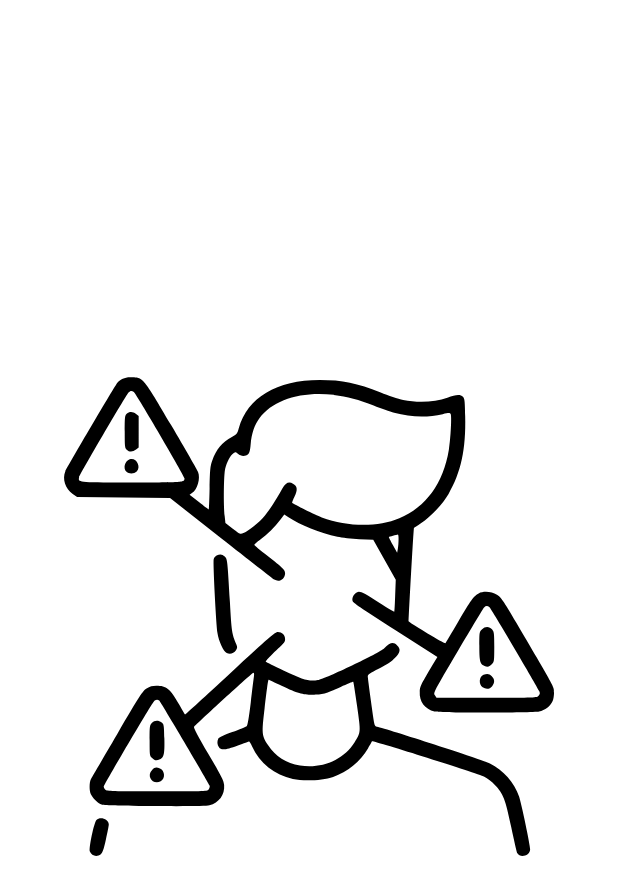
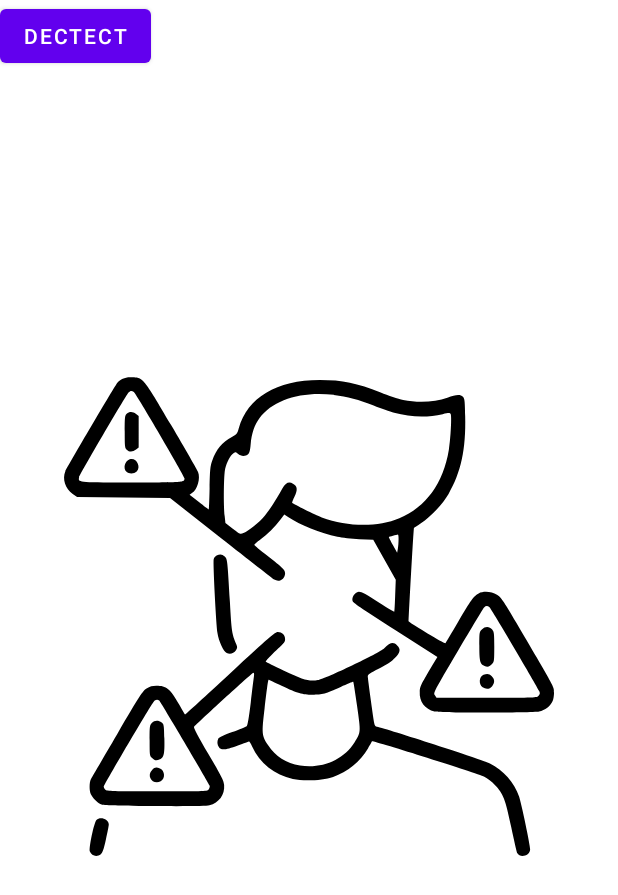
Before and after one commit to Oski665/Deepfake, an Android app: the layout activity_image_processing.xml on its own in the app's theme, with its tools: preview values and no code run, on a phone screen of 412 x 824 dp. Shown: the top 895 px of the screen. Run offline under Robolectric (Android 15) with nearby library versions, the phone set to English and light mode, and no system bars.

Commit message:
Image processing + new activity

```diff
--- a/app/build.gradle
+++ b/app/build.gradle
@@ -36,6 +36,7 @@ dependencies {
 
     implementation 'de.hdodenhof:circleimageview:3.1.0'
     implementation 'com.getbase:floatingactionbutton:1.10.1'
+    implementation project(path: ':openCV')
 
     testImplementation 'junit:junit:4.13.2'
     androidTestImplementation 'androidx.test.ext:junit:1.1.3'
--- a/app/src/main/res/layout/activity_image_processing.xml
+++ b/app/src/main/res/layout/activity_image_processing.xml
@@ -4,11 +4,31 @@
     xmlns:tools="http://schemas.android.com/tools"
     android:layout_width="match_parent"
     android:layout_height="match_parent"
-    tools:context=".ImageProcessing">
-    <ImageView
+    tools:context=".ImageProcessing"
+    android:orientation="vertical">
+    <Button
+        android:layout_width="wrap_content"
+        android:layout_height="wrap_content"
+        android:id="@+id/btnProccesing"
+        android:text="dectect"/>
+    <LinearLayout
         android:layout_width="match_parent"
-        android:layout_height="match_parent"
-        android:id="@+id/ivProccesing"/>
+        android:layout_height="340dp">
+        <ImageView
+            android:layout_width="match_parent"
+            android:layout_height="match_parent"
+            android:id="@+id/ivPreProccesing"/>
+    </LinearLayout>
+    <LinearLayout
+        android:layout_width="match_parent"
+        android:layout_height="340dp">
+        <ImageView
+            android:layout_width="match_parent"
+            android:layout_height="match_parent"
+            android:id="@+id/ivPostProccesing"/>
+    </LinearLayout>
+
+
 
 
 </LinearLayout>
--- a/settings.gradle
+++ b/settings.gradle
@@ -14,3 +14,4 @@ dependencyResolutionManagement {
 }
 rootProject.name = "Deepfake"
 include ':app'
+include ':openCV'
```
Also changed, not shown: app/src/main/java/com/example/deepfake/ImageProcessing.java (+68 -7 lines), 18 other files.
